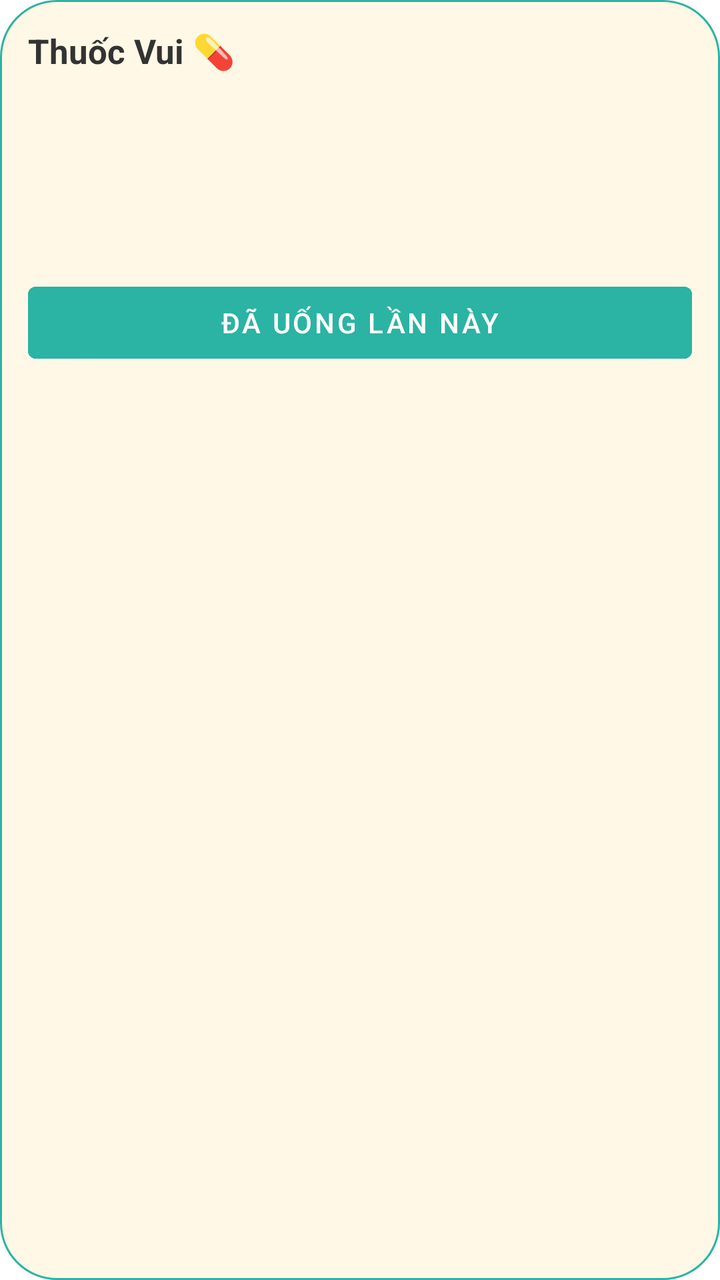
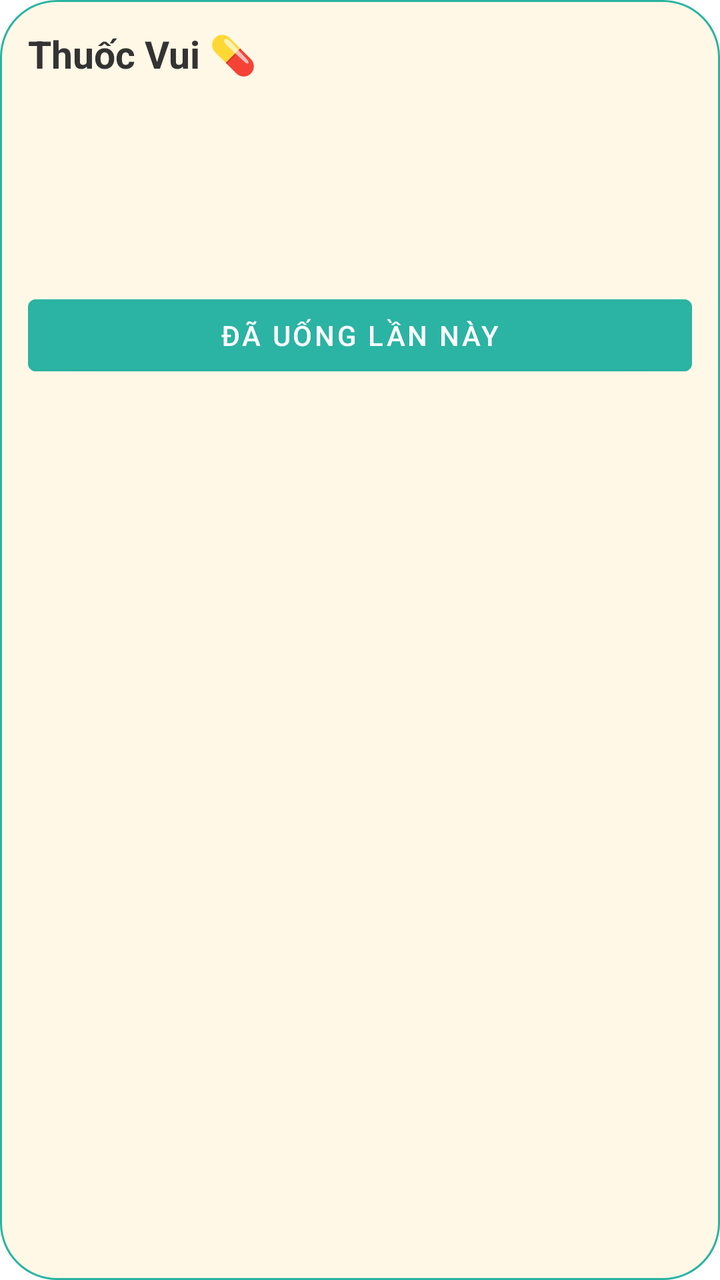

The first picture is an Android layout as it rendered before a commit; the second is the same layout after the commit. The layout source and the unified diff follow.
<!-- AndroidManifest.xml: fallback theme Theme.MaterialComponents.DayNight.NoActionBar -->
<!-- res/layout/thuoc_vui_widget.xml -->
<?xml version="1.0" encoding="utf-8"?>
<LinearLayout xmlns:android="http://schemas.android.com/apk/res/android"
    android:id="@+id/widget_container"
    android:layout_width="match_parent"
    android:layout_height="match_parent"
    android:layout_margin="8dp"
    android:orientation="vertical"
    android:background="@drawable/widget_background"
    android:padding="14dp">
    <TextView
        android:id="@+id/widget_title"
        android:layout_width="match_parent"
        android:layout_height="wrap_content"
        android:text="Thuốc Vui 💊"
        android:textSize="17sp"
        android:textStyle="bold"
        android:textColor="#333333" />
    <TextView
        android:id="@+id/widget_pip"
        android:layout_width="match_parent"
        android:layout_height="wrap_content"
        android:layout_marginTop="6dp"
        android:textSize="13sp"
        android:textColor="#333333" />
    <TextView
        android:id="@+id/widget_progress"
        android:layout_width="match_parent"
        android:layout_height="wrap_content"
        android:layout_marginTop="6dp"
        android:textSize="14sp"
        android:textColor="#333333" />
    <TextView
        android:id="@+id/widget_next"
        android:layout_width="match_parent"
        android:layout_height="wrap_content"
        android:layout_marginTop="4dp"
        android:textSize="15sp"
        android:textStyle="bold"
        android:textColor="#333333" />
    <TextView
        android:id="@+id/widget_next_time"
        android:layout_width="match_parent"
        android:layout_height="wrap_content"
        android:textSize="13sp"
        android:textColor="#666666" />
    <Button
        android:id="@+id/widget_checkin"
        android:layout_width="match_parent"
        android:layout_height="wrap_content"
        android:layout_marginTop="10dp"
        android:text="Đã uống lần này"
        android:textColor="#FFFFFF"
        android:backgroundTint="#2BB3A3" />
    <TextView
        android:id="@+id/widget_done"
        android:layout_width="match_parent"
        android:layout_height="wrap_content"
        android:layout_marginTop="10dp"
        android:text="🎉 Đã xong hôm nay!"
        android:textSize="15sp"
        android:textStyle="bold"
        android:visibility="gone" />
    <TextView
        android:id="@+id/widget_done_detail"
        android:layout_width="match_parent"
        android:layout_height="wrap_content"
        android:layout_marginTop="4dp"
        android:textSize="13sp"
        android:textColor="#333333"
        android:visibility="gone" />
</LinearLayout>
<!-- resources referenced by this layout -->
<resources>
  <!-- drawable widget_background (drawable) -->
  <?xml version="1.0" encoding="utf-8"?>
  <shape xmlns:android="http://schemas.android.com/apk/res/android" android:shape="rectangle">
      <solid android:color="#FFFFF8E6" />
      <corners android:radius="28dp" />
      <stroke android:width="1dp" android:color="#2BB3A3" />
  </shape>
</resources>

<!-- the commit's change to res/layout/thuoc_vui_widget.xml (unified diff, before → after) -->
@@ -3,7 +3,7 @@
     android:id="@+id/widget_container"
     android:layout_width="match_parent"
     android:layout_height="match_parent"
-    android:layout_margin="8dp"
+    android:layout_margin="4dp"
     android:orientation="vertical"
     android:background="@drawable/widget_background"
     android:padding="14dp">
@@ -12,7 +12,7 @@
         android:layout_width="match_parent"
         android:layout_height="wrap_content"
         android:text="Thuốc Vui 💊"
-        android:textSize="17sp"
+        android:textSize="19sp"
         android:textStyle="bold"
         android:textColor="#333333" />
     <TextView
@@ -20,34 +20,34 @@
         android:layout_width="match_parent"
         android:layout_height="wrap_content"
         android:layout_marginTop="6dp"
-        android:textSize="13sp"
+        android:textSize="14sp"
         android:textColor="#333333" />
     <TextView
         android:id="@+id/widget_progress"
         android:layout_width="match_parent"
         android:layout_height="wrap_content"
         android:layout_marginTop="6dp"
-        android:textSize="14sp"
+        android:textSize="15sp"
         android:textColor="#333333" />
     <TextView
         android:id="@+id/widget_next"
         android:layout_width="match_parent"
         android:layout_height="wrap_content"
         android:layout_marginTop="4dp"
-        android:textSize="15sp"
+        android:textSize="16sp"
         android:textStyle="bold"
         android:textColor="#333333" />
     <TextView
         android:id="@+id/widget_next_time"
         android:layout_width="match_parent"
         android:layout_height="wrap_content"
-        android:textSize="13sp"
+        android:textSize="14sp"
         android:textColor="#666666" />
     <Button
         android:id="@+id/widget_checkin"
         android:layout_width="match_parent"
         android:layout_height="wrap_content"
-        android:layout_marginTop="10dp"
+        android:layout_marginTop="8dp"
         android:text="Đã uống lần này"
         android:textColor="#FFFFFF"
         android:backgroundTint="#2BB3A3" />
@@ -55,9 +55,9 @@
         android:id="@+id/widget_done"
         android:layout_width="match_parent"
         android:layout_height="wrap_content"
-        android:layout_marginTop="10dp"
+        android:layout_marginTop="8dp"
         android:text="🎉 Đã xong hôm nay!"
-        android:textSize="15sp"
+        android:textSize="16sp"
         android:textStyle="bold"
         android:visibility="gone" />
     <TextView
@@ -65,7 +65,7 @@
         android:layout_width="match_parent"
         android:layout_height="wrap_content"
         android:layout_marginTop="4dp"
-        android:textSize="13sp"
+        android:textSize="14sp"
         android:textColor="#333333"
         android:visibility="gone" />
 </LinearLayout>
